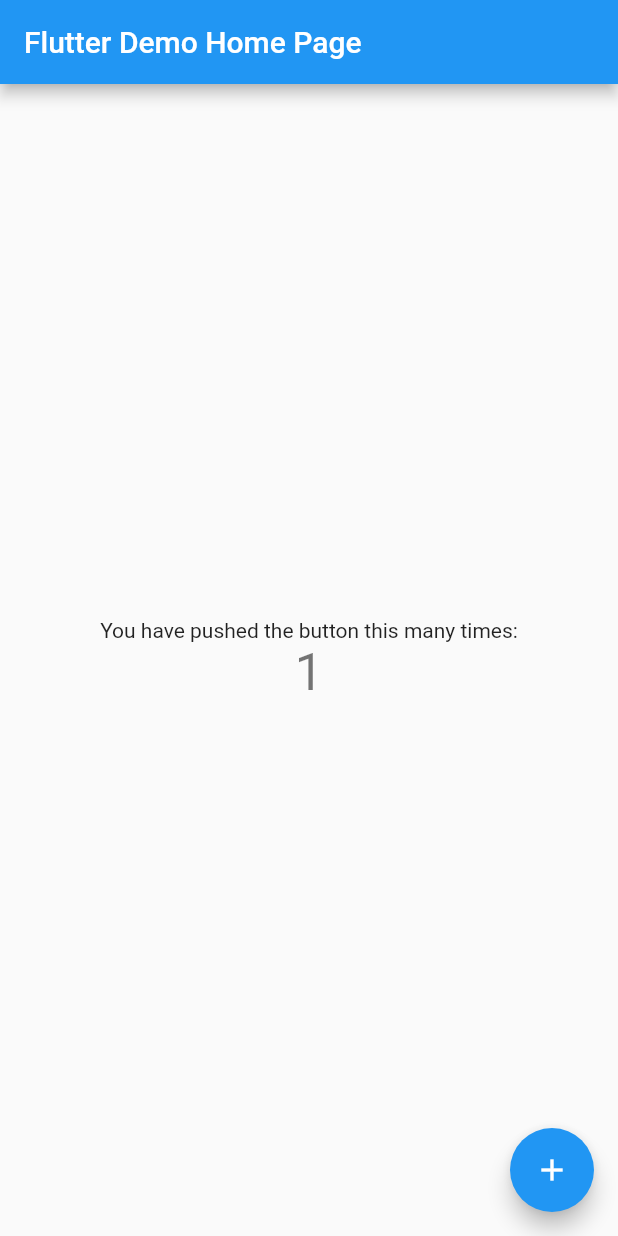
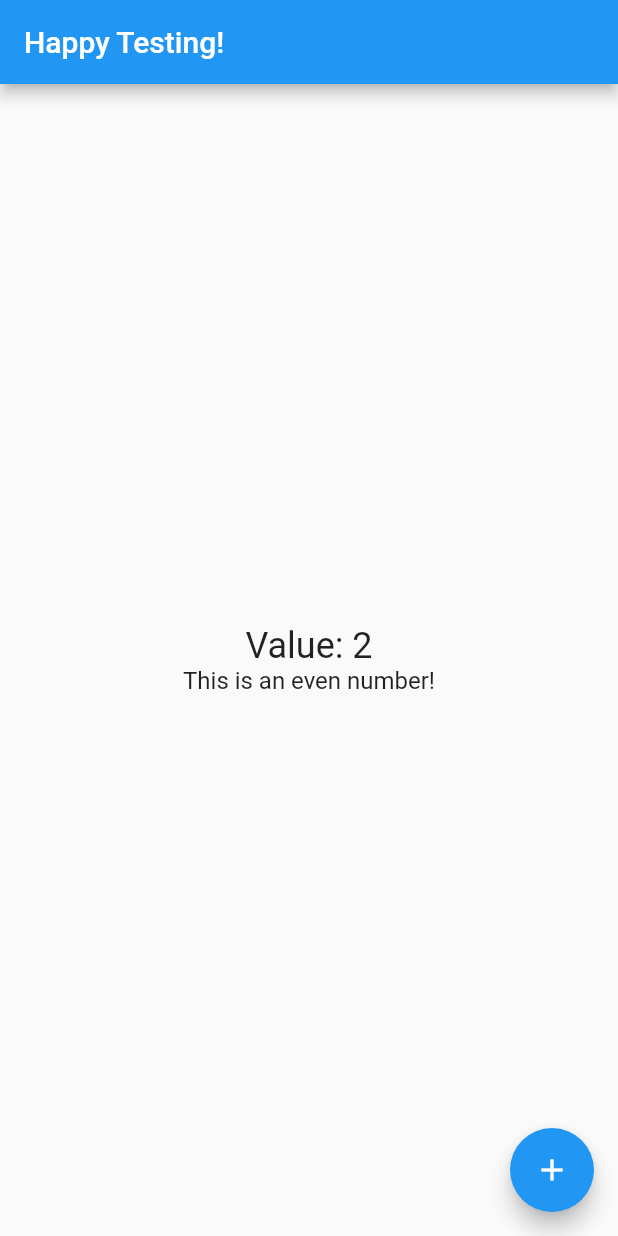
Before and after one commit to VGVentures/happy_testing, a Flutter app: the screen it shows after launch, after a tap on the "add" icon, on a phone screen of 412 x 824 dp. Run offline on Flutter 3.47's test engine with Material 2 defaults, Android fonts, the phone set to English and light mode, and no system bars.

Commit message:
Added app logic with widget tests

```diff
--- /dev/null
+++ b/lib/app/app.dart
@@ -0,0 +1,82 @@
+import 'package:flutter/material.dart';
+import 'package:repository/repository.dart';
+
+class HappyTestingApp extends StatefulWidget {
+  final Repository repository;
+
+  const HappyTestingApp(this.repository, {Key key})
+      : assert(repository != null),
+        super(key: key);
+
+  @override
+  State<StatefulWidget> createState() => _HappyTestingApp();
+}
+
+class _HappyTestingApp extends State<HappyTestingApp> {
+  var _incrementValue = 0;
+  @override
+  Widget build(BuildContext context) {
+    return MaterialApp(
+      home: Scaffold(
+        appBar: AppBar(
+          title: Text('Happy Testing!'),
+        ),
+        body: FutureBuilder<IncrementWithMessage>(
+          future: widget.repository.getIncrementMessage(_incrementValue),
+          builder: (context, snapshot) {
+            if (snapshot.connectionState == ConnectionState.waiting)
+              return _LoadingIndicator();
+            if (snapshot.hasData) return _SuccessMessage(snapshot.data);
+            return _ErrorMessage();
+          },
+        ),
+        floatingActionButton: FloatingActionButton(
+          child: Icon(Icons.add),
+          onPressed: () {
+            setState(() {
+              _incrementValue++;
+            });
+          },
+        ),
+      ),
+    );
+  }
+}
+
+class _SuccessMessage extends StatelessWidget {
+  final IncrementWithMessage incrementWithMessage;
+
+  _SuccessMessage(this.incrementWithMessage, {Key key}) : super(key: key);
+  @override
+  Widget build(BuildContext context) {
+    return Center(
+      child: Column(
+        mainAxisAlignment: MainAxisAlignment.center,
+        children: [
+          Text(
+            'Value: ${incrementWithMessage.value}',
+            style: Theme.of(context).textTheme.headline5,
+          ),
+          Text(
+            '${incrementWithMessage.message}',
+            style: Theme.of(context).textTheme.subtitle1,
+          ),
+        ],
+      ),
+    );
+  }
+}
+
+class _ErrorMessage extends StatelessWidget {
+  @override
+  Widget build(BuildContext context) {
+    return Center(child: Text('Something went wrong'));
+  }
+}
+
+class _LoadingIndicator extends StatelessWidget {
+  @override
+  Widget build(BuildContext context) {
+    return Center(child: CircularProgressIndicator());
+  }
+}
--- a/lib/main.dart
+++ b/lib/main.dart
@@ -1,63 +1,8 @@
 import 'package:flutter/material.dart';
+import 'package:happy_testing/app/app.dart';
+import 'package:repository/repository.dart';
 
-void main() => runApp(MyApp());
-
-class MyApp extends StatelessWidget {
-  @override
-  Widget build(BuildContext context) {
-    return MaterialApp(
-      title: 'Flutter Demo',
-      theme: ThemeData(
-        primarySwatch: Colors.blue,
-      ),
-      home: MyHomePage(title: 'Flutter Demo Home Page'),
-    );
-  }
+void main() {
+  final repository = Repository.create();
+  runApp(HappyTestingApp(repository));
 }
-
-class MyHomePage extends StatefulWidget {
-  MyHomePage({Key key, this.title}) : super(key: key);
-
-  final String title;
-
-  @override
-  _MyHomePageState createState() => _MyHomePageState();
-}
-
-class _MyHomePageState extends State<MyHomePage> {
-  int _counter = 0;
-
-  void _incrementCounter() {
-    setState(() {
-      _counter++;
-    });
-  }
-
-  @override
-  Widget build(BuildContext context) {
-    return Scaffold(
-      appBar: AppBar(
-        title: Text(widget.title),
-      ),
-      body: Center(
-        child: Column(
-          mainAxisAlignment: MainAxisAlignment.center,
-          children: <Widget>[
-            Text(
-              'You have pushed the button this many times:',
-            ),
-            Text(
-              '$_counter',
-              style: Theme.of(context).textTheme.headline4,
-            ),
-          ],
-        ),
-      ),
-      floatingActionButton: FloatingActionButton(
-        onPressed: _incrementCounter,
-        tooltip: 'Increment',
-        child: Icon(Icons.add),
-      ),
-    );
-  }
-}
--- a/pubspec.yaml
+++ b/pubspec.yaml
@@ -8,10 +8,13 @@
 dependencies:
   flutter:
     sdk: flutter
+  repository:
+    path: ./repository
 
 dev_dependencies:
   flutter_test:
     sdk: flutter
+  mockito: 4.1.1
 
 flutter:
   uses-material-design: true
```
Also changed, not shown: pubspec.lock, 2 other files.
